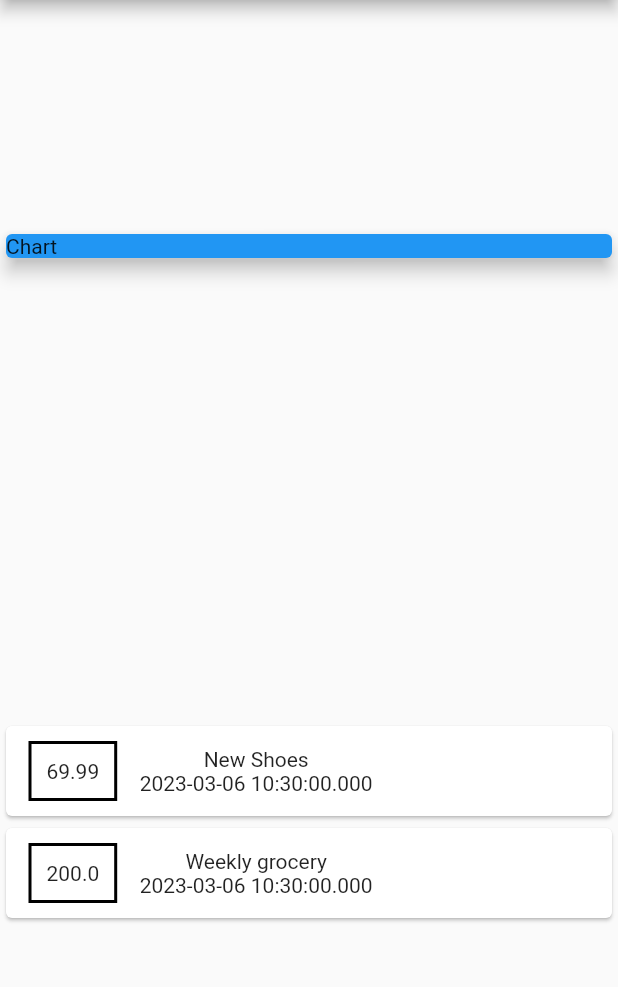
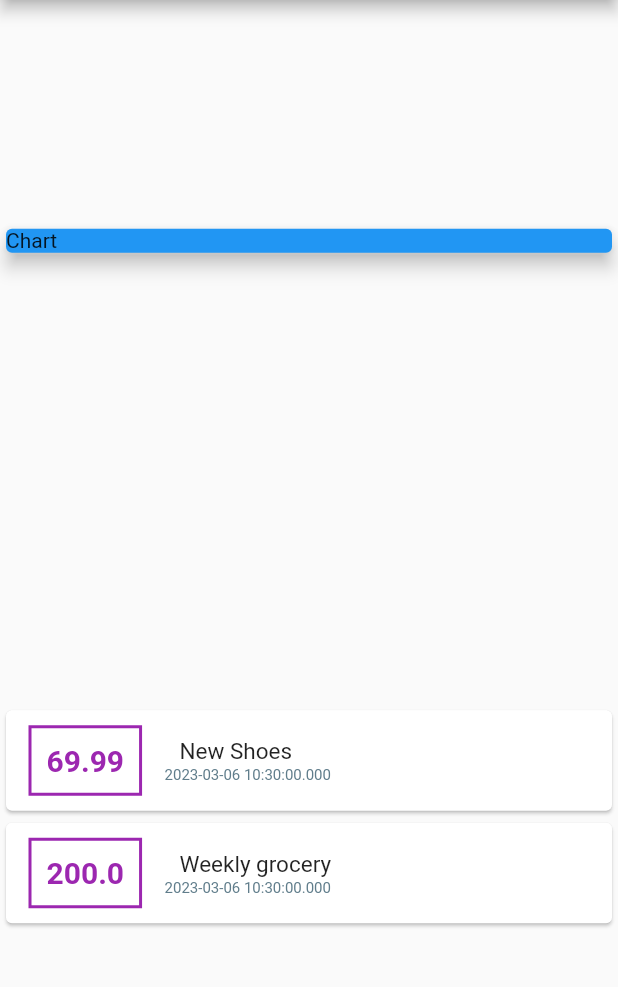
Before and after one commit to MariaPaulaT/flutter_Money_Manager, a Flutter app: the screen it shows after launch, on a phone screen of 412 x 824 dp, the part 84-1071 px from its top. Run offline on Flutter 3.47's test engine with Material 2 defaults, Android fonts, the phone set to English and light mode, and no system bars.

Commit message:
Main changes

```diff
--- a/first_app/lib/main.dart
+++ b/first_app/lib/main.dart
@@ -56,16 +56,35 @@ final List<Transaction> transactions =[
                   horizontal:15),
                 decoration: BoxDecoration(
                   border: Border.all(
-                    color: Colors.black,
+                    color: Colors.purple,
                     width:2, )),
                     padding: EdgeInsets.all(10),
-                child: Text(tx.amount.toString(),
+                child:
+                Text(tx.amount.toString(),
+                style: TextStyle(fontWeight: FontWeight.bold,
+                fontSize: 20,
+                color: Colors.purple)
               ),
               ),
               Column(
+                crossAxisAlignment: CrossAxisAlignment.start,
                 children: [
-                  Text(tx.title),
-                  Text(tx.date.toString()),
+                  Container(
+                    margin: EdgeInsets.symmetric(
+                      vertical: 1,
+                      horizontal:10,
+                    ),
+                    child:
+                    Text(tx.title,
+                    style: TextStyle(
+                      fontSize: 15 )),
+                   ),
+                  Container(child:
+                  Text(tx.date.toString(),
+                  style: TextStyle(
+                    fontSize: 10,
+                    color: Colors.blueGrey )
+                    )),
                 ],)
             ])
             );
```
